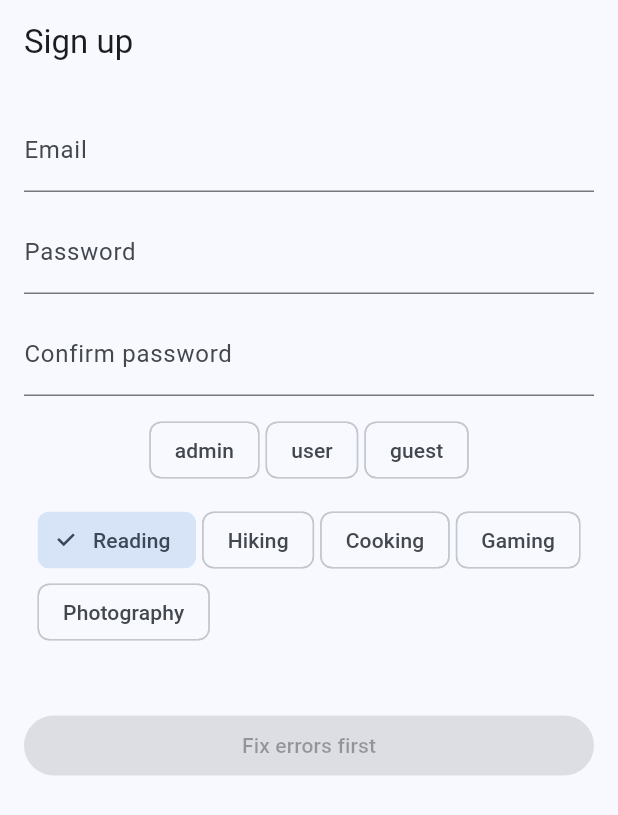
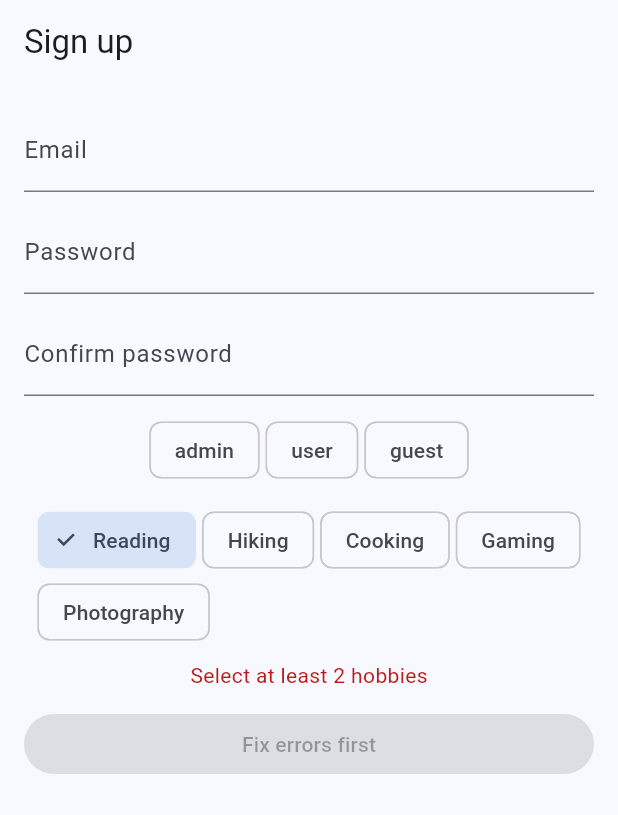
Before and after one commit to garlicPasta/riverpod_tools, a Flutter app: the screen it shows after launch, after a tap on "Reading", on a phone screen of 412 x 824 dp. Shown: the top 815 px of the screen. Run offline on Flutter 3.47's test engine with Material 3 defaults, Android fonts, the phone set to English and light mode, and no system bars; our stand-ins replace flutter_riverpod, riverpod.

Commit message:
fix: show vlaidation error in multi select properly

```diff
--- a/packages/riverpod_forms/example/lib/main.dart
+++ b/packages/riverpod_forms/example/lib/main.dart
@@ -3,7 +3,7 @@ import 'package:flutter_riverpod/flutter_riverpod.dart';
 import 'package:riverpod_forms/riverpod_forms.dart';
 
 final checkIfEmailIsTaken = FutureProvider.family<bool, String>(
-  (ref, email) => Future.delayed(
+  (_, email) => Future.delayed(
     Duration(seconds: 2),
     () => ['user1@example.com', 'user2@example.com'].contains(email),
   ),
@@ -58,11 +58,9 @@ final hobbiesMultiSelect = MultiFormValue(
   ),
 );
 
-final NotifierProvider<FormNotifier<SignUpForm>, RiverpodFormState<SignUpForm>>
-signUpFormProvider =
-    NotifierProvider<FormNotifier<SignUpForm>, RiverpodFormState<SignUpForm>>(
-      () => FormNotifier.make(SignUpForm()),
-    );
+final FormProvider<SignUpForm> signUpFormProvider = makeFormProvider(
+  SignUpForm(),
+);
 
 class UserFormResult(
   final String email,
@@ -164,7 +162,11 @@ class SignUpScreen extends ConsumerWidget {
               RiverpodFormMultiselectChips(
                 valueProxy: state.model.hobbies,
                 labelMapping: (hobby) => hobby,
-                errorMapping: (error) => 'Please select at least one hobby',
+                errorMapping: (error) => switch (error) {
+                  Validator2_0Failed(error: IsRequired _) => '',
+                  Validator2_1Failed(error: ListSizeLessThan error) =>
+                    'Select at least ${error.size} hobbies',
+                },
               ),
               FilledButton(
                 onPressed: state.isValid
--- a/packages/riverpod_forms/lib/src/validators/list_validators.dart
+++ b/packages/riverpod_forms/lib/src/validators/list_validators.dart
@@ -2,8 +2,8 @@ import 'package:riverpod_forms/src/models/validators.dart';
 
 final class ListIsEmpty {}
 
-final class ListSizeLessThan(int size);
-final class ListSizeBiggerThan(int size);
+final class ListSizeLessThan(final int size);
+final class ListSizeBiggerThan(final int size);
 
 Validator<List<T>, ListIsEmpty> makeListIsEmptyValidator<T>() =>
     .sync((List<T>? value) {
--- a/packages/riverpod_forms/lib/src/widgets/riverpod_form_multiselect_chips.dart
+++ b/packages/riverpod_forms/lib/src/widgets/riverpod_form_multiselect_chips.dart
@@ -19,6 +19,7 @@ class RiverpodFormMultiselectChips<T, E> extends StatelessWidget {
   Widget build(BuildContext context) => RiverpodFormMultiFieldBuilder<T, E>(
     valueProxy: valueProxy,
     builder: (context, state, setValue) => _RiverpodChoiceChips<T, E>(
+      errorMapping: errorMapping,
       labelMapping: labelMapping!,
       state: state,
       setValue: setValue,
```
Also changed, not shown: packages/riverpod_forms/lib/src/providers/form_notifier.dart (+8 -0 lines).
